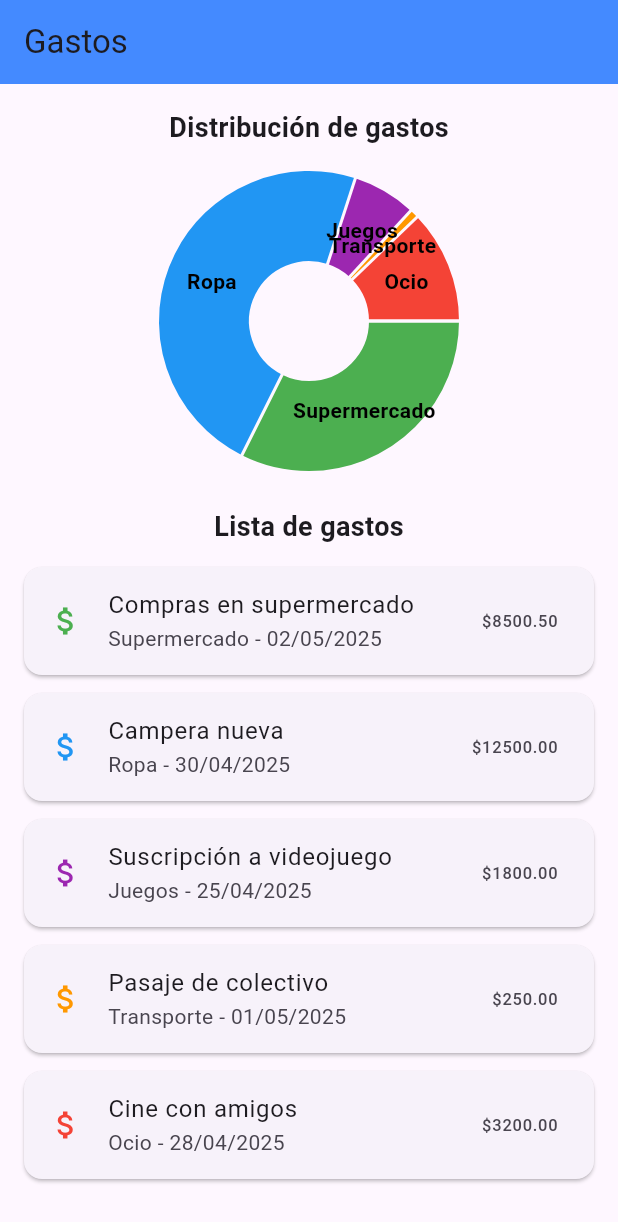
After one commit to GReskin/TP3-Grupo8, a Flutter app: the Gastos screen opened by its route, on a phone screen of 412 x 824 dp. The commit adds this screen. Shown: the top 1222 px of the screen. Run offline on Flutter 3.47's test engine with Material 3 defaults, Android fonts, the phone set to English and light mode, and no system bars; drawn by our look-alikes of fl_chart; our stand-ins replace go_router.

Commit message:
Ver Gastos y Graficos

```diff
--- a/Frontend/lib/core/app_routes.dart
+++ b/Frontend/lib/core/app_routes.dart
@@ -1,13 +1,14 @@
 
 import 'package:app_gastos_tp3_grupo8/screens/anadirGasto.dart';
 import 'package:app_gastos_tp3_grupo8/screens/grupoAhorro.dart';
+import 'package:app_gastos_tp3_grupo8/screens/verGastos.dart';
 import 'package:go_router/go_router.dart';
 import '../screens/login.dart';
 import '../screens/register.dart';
 import '../screens/home.dart';
 final appRouter = GoRouter(
 
-  initialLocation: '/register',
+  initialLocation: '/home',
 
   routes: [
 
@@ -15,6 +16,7 @@ final appRouter = GoRouter(
     GoRoute(path: '/register' ,builder: (context, state) => Register(),),
     GoRoute(path: '/home' ,builder: (context, state) => Home(),),
     GoRoute(path: '/anadirGasto' ,builder: (context, state) => AnadirGasto(),),
-    GoRoute(path: '/grupoAhorro' ,builder: (context, state) => GrupoAhorro(),)
+    GoRoute(path: '/grupoAhorro' ,builder: (context, state) => GrupoAhorro(),),
+    GoRoute(path: '/verGastos' ,builder: (context, state) => Gastos(),)
 
 ]);
--- /dev/null
+++ b/Frontend/lib/entities/gasto.dart
@@ -0,0 +1,46 @@
+class Gasto {
+  final String descripcion;
+  final double monto;
+  final String fecha;
+  final String categoria;
+
+  Gasto({
+    required this.descripcion,
+    required this.monto,
+    required this.fecha,
+    required this.categoria,
+  });
+}
+
+List<Gasto> gastosLista = [
+  Gasto(
+    descripcion: "Compras en supermercado",
+    monto: 8500.50,
+    fecha: "02/05/2025",
+    categoria: "Supermercado",
+  ),
+  Gasto(
+    descripcion: "Campera nueva",
+    monto: 12500.00,
+    fecha: "30/04/2025",
+    categoria: "Ropa",
+  ),
+  Gasto(
+    descripcion: "Suscripción a videojuego",
+    monto: 1800.00,
+    fecha: "25/04/2025",
+    categoria: "Juegos",
+  ),
+  Gasto(
+    descripcion: "Pasaje de colectivo",
+    monto: 250.00,
+    fecha: "01/05/2025",
+    categoria: "Transporte",
+  ),
+  Gasto(
+    descripcion: "Cine con amigos",
+    monto: 3200.00,
+    fecha: "28/04/2025",
+    categoria: "Ocio",
+  ),
+];
--- a/Frontend/lib/entities/menu.dart
+++ b/Frontend/lib/entities/menu.dart
@@ -18,5 +18,6 @@ class Menu {
 List<Menu> menuList = [
 
   Menu(title: "Añadir Gasto", subtitle: "Añade tu gasto personal", description: "sdalksdkajshdkjlasdhlsakjdka", icon: Icon(Icons.monetization_on), path: "/anadirGasto"),
+  Menu(title: "Ver Gastos", subtitle: "Ver tus gastos", description: "sdalksdkajshdkjlasdhlsakjdka", icon: Icon(Icons.money_off), path: "/verGastos"),
   Menu(title: "Crear Grupo De Ahorro", subtitle: "Crea tu grupo de ahorro", description: "sdalksdkajshdkjlasdhlsakjdka", icon: Icon(Icons.group), path: "/grupoAhorro"),
 ];
--- a/Frontend/lib/screens/anadirGasto.dart
+++ b/Frontend/lib/screens/anadirGasto.dart
@@ -3,9 +3,17 @@ import 'package:app_gastos_tp3_grupo8/core/app_routes.dart';
 import 'package:flutter/widgets.dart';
 import 'package:flutter/material.dart';
 
-class AnadirGasto extends StatelessWidget {
+class AnadirGasto extends StatefulWidget {
   const AnadirGasto({super.key});
 
+  @override
+  State<AnadirGasto> createState() => _AnadirGastoState();
+}
+
+class _AnadirGastoState extends State<AnadirGasto> {
+
+  final List<String> categorias = ['Supermercado', 'Ropa', 'Juegos', 'Transporte', 'Otros'];
+String? categoriaSeleccionada;
   @override
   Widget build(BuildContext context) {
     TextEditingController fechaController = TextEditingController();
@@ -102,6 +110,32 @@ class AnadirGasto extends StatelessWidget {
 
                 const SizedBox(height: 20),
 
+                  // ✅ Campo categoría desplegable
+                DropdownButtonFormField<String>(
+                  decoration: InputDecoration(
+                    labelText: 'Categoría',
+                    border: OutlineInputBorder(
+                      borderRadius: BorderRadius.circular(15),
+                    ),
+                    filled: true,
+                    fillColor: Colors.grey[100],
+                  ),
+                  value: categoriaSeleccionada,
+                  items: categorias.map((String categoria) {
+                    return DropdownMenuItem<String>(
+                      value: categoria,
+                      child: Text(categoria),
+                    );
+                  }).toList(),
+                  onChanged: (String? nuevaCategoria) {
+                    setState(() {
+                      categoriaSeleccionada = nuevaCategoria;
+                    });
+                  },
+                ),
+
+                const SizedBox(height: 20),
+
                 ElevatedButtonTheme(
                   data: ElevatedButtonThemeData(
                     style: ElevatedButton.styleFrom(
--- /dev/null
+++ b/Frontend/lib/screens/verGastos.dart
@@ -0,0 +1,97 @@
+import 'package:app_gastos_tp3_grupo8/entities/gasto.dart';
+import 'package:flutter/material.dart';
+import 'package:fl_chart/fl_chart.dart';
+
+class Gastos extends StatefulWidget {
+   Gastos({super.key});
+
+  @override
+  State<Gastos> createState() => _GastosState();
+}
+
+class _GastosState extends State<Gastos> {
+  List<Gasto> gastos = gastosLista;
+
+  @override
+  Widget build(BuildContext context) {
+    final Map<String, double> gastosPorCategoria = {};
+
+    for (var gasto in gastosLista) {
+      gastosPorCategoria[gasto.categoria] = (gastosPorCategoria[gasto.categoria] ?? 0) + gasto.monto;
+    }
+
+    final List<PieChartSectionData> pieSections = gastosPorCategoria.entries.map((entry) {
+      final color = _colorForCategory(entry.key);
+      return PieChartSectionData(
+        color: color,
+        value: entry.value,
+        title: entry.key,
+        radius: 60,
+        titleStyle: const TextStyle(fontSize: 14, fontWeight: FontWeight.bold, color: Color.fromARGB(255, 0, 0, 0)),
+      );
+    }).toList();
+
+    return Scaffold(
+      appBar: AppBar(
+        title: const Text("Gastos"),
+        backgroundColor: Colors.blueAccent,
+      ),
+      body: Padding(
+        padding: const EdgeInsets.all(16),
+        child: Column(
+          children: [
+            const Text("Distribución de gastos", style: TextStyle(fontSize: 18, fontWeight: FontWeight.bold)),
+            const SizedBox(height: 16),
+            SizedBox(
+              height: 200,
+              child: PieChart(
+                PieChartData(
+                  sections: pieSections,
+                  centerSpaceRadius: 40,
+                  sectionsSpace: 2,
+                ),
+              ),
+            ),
+            const SizedBox(height: 24),
+            const Text("Lista de gastos", style: TextStyle(fontSize: 18, fontWeight: FontWeight.bold)),
+            const SizedBox(height: 8),
+            Expanded(
+              child: ListView.builder(
+                itemCount: gastosLista.length,
+                itemBuilder: (context, index) {
+                  final gasto = gastosLista[index];
+                  return Card(
+                    margin: const EdgeInsets.symmetric(vertical: 6),
+                    child: ListTile(
+                      leading: Icon(Icons.attach_money, color: _colorForCategory(gasto.categoria)),
+                      title: Text(gasto.descripcion),
+                      subtitle: Text("${gasto.categoria} - ${gasto.fecha}"),
+                      trailing: Text("\$${gasto.monto.toStringAsFixed(2)}"),
+                    ),
+                  );
+                },
+              ),
+            )
+          ],
+        ),
+      ),
+    );
+  }
+
+  Color _colorForCategory(String category) {
+    switch (category) {
+      case "Supermercado":
+        return Colors.green;
+      case "Ropa":
+        return Colors.blue;
+      case "Juegos":
+        return Colors.purple;
+      case "Transporte":
+        return Colors.orange;
+      case "Ocio":
+        return Colors.red;
+      default:
+        return Colors.grey;
+    }
+  }
+}
--- a/Frontend/pubspec.yaml
+++ b/Frontend/pubspec.yaml
@@ -9,6 +9,7 @@ environment:
 dependencies:
   flutter:
     sdk: flutter
+  fl_chart: ^0.64.0
 
 dev_dependencies:
   flutter_lints: ^5.0.0
```
